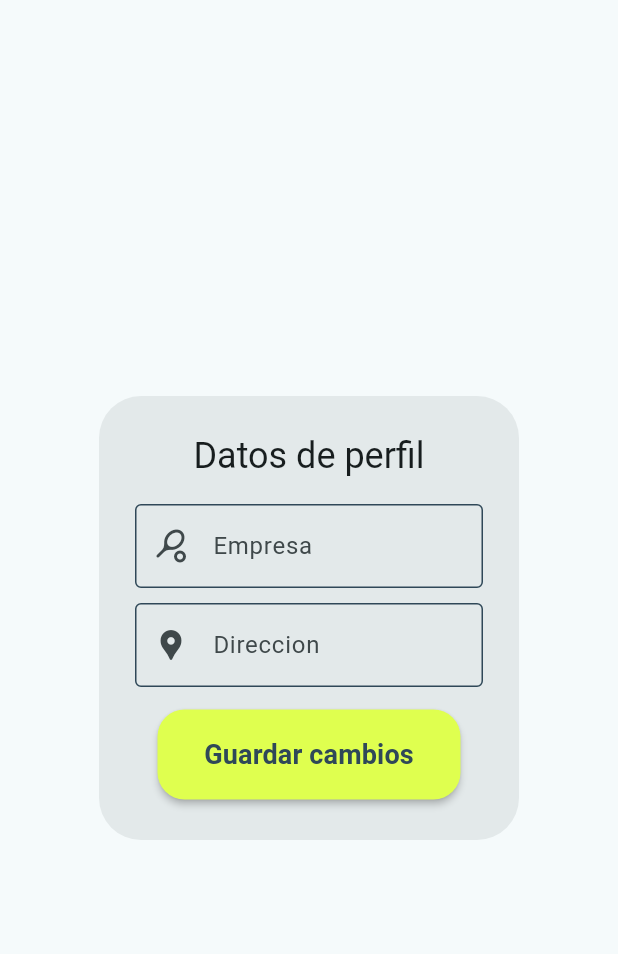
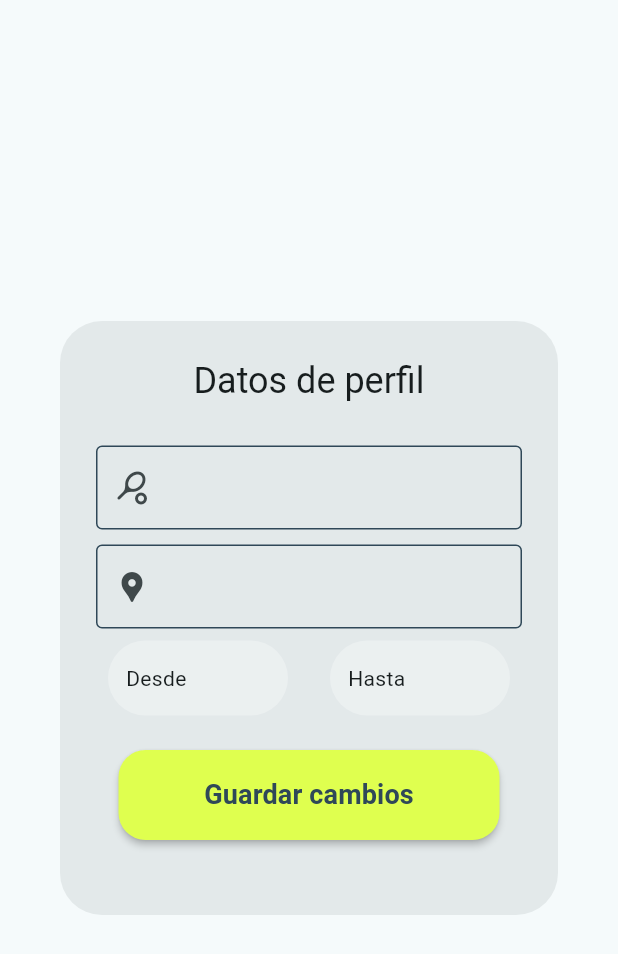
Before and after one commit to Whadyjm/agendado-admin, a Flutter app: what editarDatos() shows on an empty page, opened directly, on a phone screen of 412 x 824 dp. Shown: the top 954 px of the screen. Run offline on Flutter 3.47's test engine with Material 3 defaults, Android fonts, the phone set to English and light mode, and no system bars; our stand-ins replace cloud_firestore, firebase_auth, firebase_core, image_picker; accounts and stored records are empty; network calls fail; statements that could not run were skipped.

Commit message:
editar perfil

```diff
--- a/lib/models/userModel.dart
+++ b/lib/models/userModel.dart
@@ -2,13 +2,16 @@ import 'package:cloud_firestore/cloud_firestore.dart';
 import 'package:flutter/cupertino.dart';
 
 class UserModel with ChangeNotifier {
-  final String  empresa, rif, phone, email;
+  final String  empresa, direccion, rif, phone, email, desde, hasta;
   final String? password;
 
   UserModel({
     required this.empresa,
+    required this.direccion,
     required this.rif,
     required this.phone,
+    required this.desde,
+    required this.hasta,
     this.password,
     required this.email,
   });
--- a/lib/providers/userProvider.dart
+++ b/lib/providers/userProvider.dart
@@ -27,8 +27,11 @@ class UserProvider with ChangeNotifier {
       userModel = UserModel(
         empresa: userDoc.get('empresa'),
         rif: userDoc.get('rif'),
+        direccion: userDoc.get('direccion'),
         phone: userDoc.get('phone'),
         email: userDoc.get('email'),
+        desde: userDoc.get('desde'),
+        hasta: userDoc.get('hasta'),
       );
       return userModel;
     } on FirebaseException catch(e){
--- a/lib/view/perfil.dart
+++ b/lib/view/perfil.dart
@@ -208,30 +208,91 @@ class _editarDatosState extends State<editarDatos> {
   TextEditingController empresaController = TextEditingController();
   TextEditingController direccionController = TextEditingController();
 
+  late DateTime? selectedDate = DateTime.now();
+  late TimeOfDay? selectedTime1 = TimeOfDay.now();
+  late TimeOfDay? selectedTime2 = TimeOfDay.now();
+
+  Future<void> showDate () async {
+    selectedDate = await showDatePicker(
+        keyboardType: TextInputType.datetime,
+        context: context,
+        firstDate: DateTime.now(),
+        lastDate: DateTime(2050)
+    );
+    if (selectedDate != null) {
+      setState(() {});
+    } else {
+      selectedDate = DateTime.now();
+    }
+  }
+
+  Future<void> pickHour1 () async {
+    selectedTime1 = await showTimePicker(
+        context: context,
+        initialTime: TimeOfDay.now()
+    );
+    if (selectedTime1 != null) {
+      setState(() {});
+    } else {
+      selectedTime1 = TimeOfDay.now();
+    }
+  }
+
+  Future<void> pickHour2 () async {
+    selectedTime2 = await showTimePicker(
+        context: context,
+        initialTime: TimeOfDay.now()
+    );
+    if (selectedTime2 != null) {
+      setState(() {});
+    } else {
+      selectedTime2 = TimeOfDay.now();
+    }
+  }
+
+  UserModel? userModel;
+  User? user = FirebaseAuth.instance.currentUser;
+
+  Future<void> fetchUserInfo() async {
+    final userProvider = Provider.of<UserProvider>(context, listen: false);
+    try {
+      userModel = await userProvider.fetchUserInfo();
+    } finally {
+    }
+  }
+
+  @override
+  void initState() {
+    fetchUserInfo();
+    super.initState();
+  }
+
   Widget build(BuildContext context) {
 
     return AlertDialog(
       title: const Center(child: Text('Datos de perfil')),
       content: SizedBox(
-        height: 200,
-        width: 150,
-        child: Column(
+        height: 300,
+        width: 300,
+        child: FutureBuilder(
+          future: FirebaseFirestore.instance.collection('users').doc(user!.email).get(),
+          builder: (context, snapshot) {
+            if (snapshot.connectionState == ConnectionState.waiting) {
+              return const Center(child: CircularProgressIndicator());
+            }
+            return Column(
+              mainAxisAlignment: MainAxisAlignment.center,
               children: [
                 TextField(
                   controller: empresaController,
-          onChanged: (value){
-            setState(() {
-              _isButtonEnabled = value.isEmpty;
-            });
-          },
-          decoration: const InputDecoration(
-            labelText: 'Empresa',
-            prefixIcon: Icon(Icons.sports_tennis_rounded),
-            border: OutlineInputBorder(),
-            enabledBorder: OutlineInputBorder(
+                  decoration: InputDecoration(
+                    labelText: userModel!.empresa,
+                    prefixIcon: const Icon(Icons.sports_tennis_rounded),
+                    border: const OutlineInputBorder(),
+                    enabledBorder: const OutlineInputBorder(
                       borderSide: BorderSide(color: AppConstants.darkBlue),
                     ),
-            focusedBorder: OutlineInputBorder(
+                    focusedBorder: const OutlineInputBorder(
                       borderSide: BorderSide(color: Colors.green),
                     ),
                   ),
@@ -239,22 +300,68 @@ class _editarDatosState extends State<editarDatos> {
                 const SizedBox(height: 10,),
                 TextField(
                   controller: direccionController,
-              onChanged: (value){
-                setState(() {
-                  _isButtonEnabled = value.isEmpty;
-                });
-              },
-              decoration: const InputDecoration(
-                labelText: 'Direccion',
-                prefixIcon: Icon(Icons.location_pin),
-                border: OutlineInputBorder(),
-                enabledBorder: OutlineInputBorder(
+                  decoration: InputDecoration(
+                    labelText: userModel!.direccion,
+                    prefixIcon: const Icon(Icons.location_pin),
+                    border: const OutlineInputBorder(),
+                    enabledBorder: const OutlineInputBorder(
                       borderSide: BorderSide(color: AppConstants.darkBlue),
                     ),
-                focusedBorder: OutlineInputBorder(
+                    focusedBorder: const OutlineInputBorder(
                       borderSide: BorderSide(color: Colors.green),
                     ),
                   ),
+                ),
+                Row(
+                  mainAxisAlignment: MainAxisAlignment.spaceBetween,
+                  children: [
+                    Padding(
+                      padding: const EdgeInsets.all(8.0),
+                      child: GestureDetector(
+                        onTap: pickHour1,
+                        child: Container(
+                            padding: const EdgeInsets.all(12),
+                            height: 50,
+                            width: 120,
+                            decoration: BoxDecoration(
+                              color: Colors.white.withOpacity(0.3),
+                              borderRadius: BorderRadius.circular(30),
+                            ),
+                            child: Row(
+                              crossAxisAlignment: CrossAxisAlignment.center,
+                              mainAxisAlignment: MainAxisAlignment.spaceBetween,
+                              children: [
+                                const Text('Desde'),
+                                Text(userModel!.desde, style: const TextStyle(fontSize: 12, color: Colors.grey),)
+                              ],
+                            )
+                        ),
+                      ),
+                    ),
+                    Padding(
+                      padding: const EdgeInsets.all(8.0),
+                      child: GestureDetector(
+                        onTap: pickHour2,
+                        child: Container(
+                            padding: const EdgeInsets.all(12),
+                            height: 50,
+                            width: 120,
+                            decoration: BoxDecoration(
+                              color: Colors.white.withOpacity(0.3),
+                              borderRadius: BorderRadius.circular(30),
+                            ),
+                            child: Row(
+                              crossAxisAlignment: CrossAxisAlignment.center,
+                              mainAxisAlignment: MainAxisAlignment.spaceBetween,
+                              children: [
+                                const Text('Hasta'),
+                                Text(userModel!.hasta, style: const TextStyle(fontSize: 12, color: Colors.grey),)
+                              ],
+                            )
+                        ),
+                      ),
+                    ),
+                  ],
                 ),
                 Padding(
                   padding: const EdgeInsets.all(15.0),
@@ -266,11 +373,27 @@ class _editarDatosState extends State<editarDatos> {
                           borderRadius: BorderRadius.circular(18)
                       ),
                       onPressed: () async {
+
+                        // TODO: Terminar con los parametros que faltan por editar y extraer metodo!!!!!
+                        try{
+                          FirebaseFirestore.instance
+                              .collection('users')
+                              .doc(user!.email)
+                              .update({
+                            'empresa': empresaController.text.trim(),
+                          });
+                        }catch(e){
+
+                        }finally {
+                          Navigator.pop(context);
+                        }
                       },
                       child: const Text('Guardar cambios', style: TextStyle(color: AppConstants.darkBlue, fontSize: 18, fontWeight: FontWeight.bold),)
                   ),
                 ),
               ],
+            );
+          },
         ),
       ),
     );
```
Lines whose indentation alone changed are shown as unchanged.
